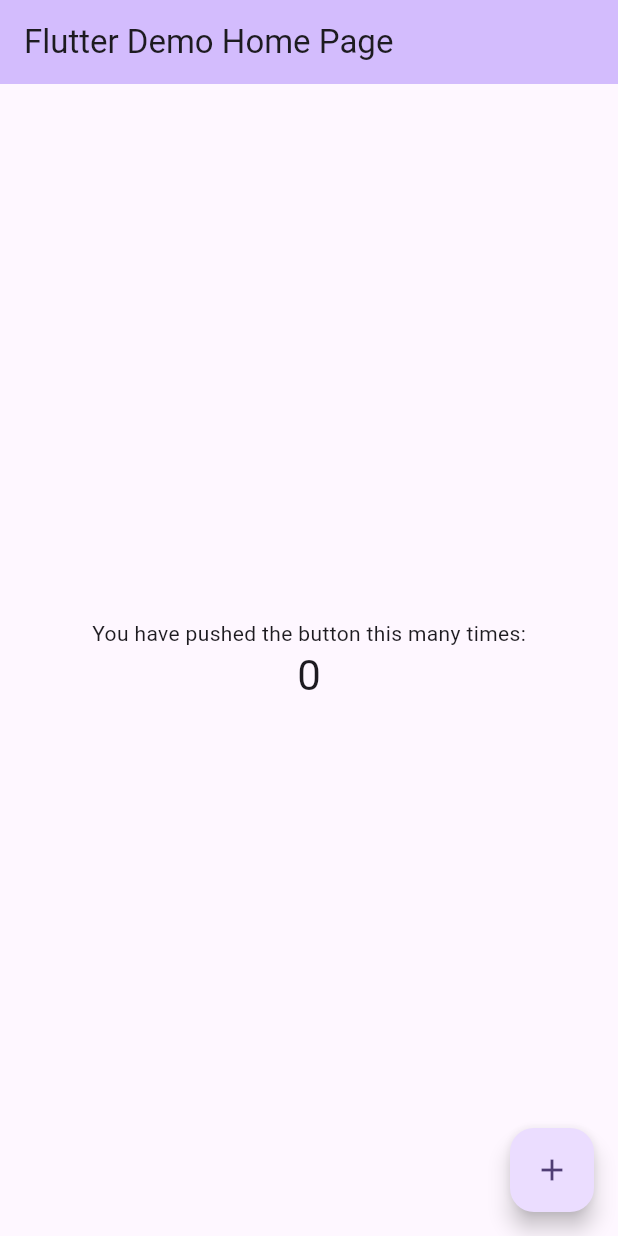
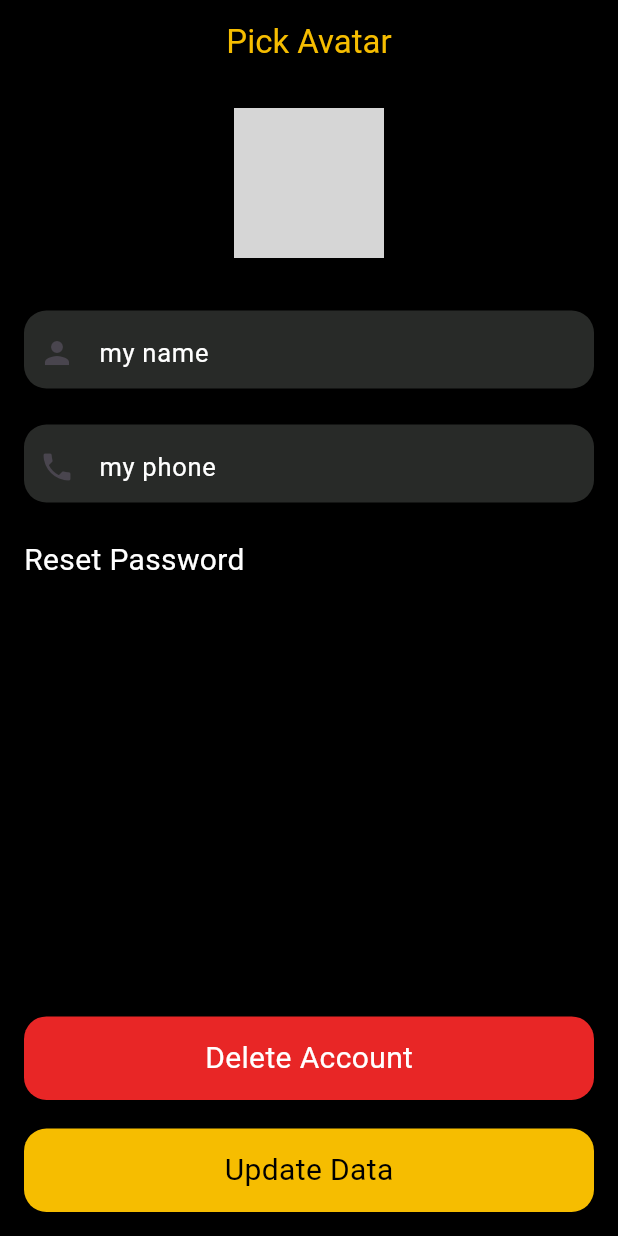
Before and after one commit to MohamedFayad33/movies, a Flutter app: the screen it shows after launch, on a phone screen of 412 x 824 dp. Run offline on Flutter 3.47's test engine with Material 3 defaults, Android fonts, the phone set to English and light mode, and no system bars; grey boxes are pictures that could not be loaded.

Commit message:
create updete profile  view

```diff
--- a/lib/main.dart
+++ b/lib/main.dart
@@ -1,4 +1,5 @@
 import 'package:flutter/material.dart';
+import 'package:movies_app/modules/profile/profile_view.dart';
 
 void main() {
   runApp(const MyApp());
@@ -30,7 +31,7 @@ class MyApp extends StatelessWidget {
         // tested with just a hot reload.
         colorScheme: ColorScheme.fromSeed(seedColor: Colors.deepPurple),
       ),
-      home: const MyHomePage(title: 'Flutter Demo Home Page'),
+      home: ProfileScreen(),
     );
   }
 }
--- /dev/null
+++ b/lib/modules/profile/profile_view.dart
@@ -0,0 +1,173 @@
+import 'package:flutter/material.dart';
+import 'package:movies_app/core/constant/assets/assets.dart';
+import 'package:movies_app/core/widgets/custom_text_form_field.dart';
+
+class ProfileScreen extends StatefulWidget {
+  const ProfileScreen({super.key});
+
+  @override
+  State<ProfileScreen> createState() => _ProfileScreenState();
+}
+
+class _ProfileScreenState extends State<ProfileScreen> {
+  int selectedAvatarIndex = 0;
+
+  final List<String> images = [
+    Assets.boyAvatar,
+    Assets.womanAvatar,
+    Assets.girlAvatar,
+    Assets.manAvatar,
+    Assets.avatar1,
+    Assets.avatar2,
+    Assets.avatar3,
+    Assets.avatar4,
+    Assets.avatar5,
+    Assets.avatar6,
+    Assets.avatar7,
+    Assets.avatar8,
+    Assets.avatar9,
+  ];
+
+  void _pickAvatar() {
+    showModalBottomSheet(
+      context: context,
+      backgroundColor: Colors.black,
+      shape: const RoundedRectangleBorder(
+        borderRadius: BorderRadius.vertical(top: Radius.circular(20)),
+      ),
+      builder: (context) {
+        return Padding(
+          padding: const EdgeInsets.all(16),
+          child: GridView.builder(
+            shrinkWrap: true,
+            itemCount: images.length,
+            gridDelegate: const SliverGridDelegateWithFixedCrossAxisCount(
+              crossAxisCount: 3,
+              crossAxisSpacing: 10,
+              mainAxisSpacing: 10,
+            ),
+            itemBuilder: (context, index) {
+              return GestureDetector(
+                onTap: () {
+                  setState(() {
+                    selectedAvatarIndex = index;
+                  });
+                  Navigator.pop(context);
+                },
+                child: Container(
+                  decoration: BoxDecoration(
+                    border: Border.all(
+                      color: selectedAvatarIndex == index
+                          ? Colors.yellow
+                          : Colors.transparent,
+                      width: 3,
+                    ),
+                    borderRadius: BorderRadius.circular(15),
+                  ),
+                  child: ClipRRect(
+                    borderRadius: BorderRadius.circular(10),
+                    child: Image.asset(images[index]),
+                  ),
+                ),
+              );
+            },
+          ),
+        );
+      },
+    );
+  }
+
+  @override
+  Widget build(BuildContext context) {
+    return Scaffold(
+      backgroundColor: Colors.black,
+      appBar: AppBar(
+        backgroundColor: Colors.black,
+        elevation: 0,
+        title: const Text(
+          "Pick Avatar",
+          style: TextStyle(color: Color(0xFFF6BD00)),
+        ),
+        centerTitle: true,
+      ),
+      body: Padding(
+        padding: const EdgeInsets.all(16),
+        child: Column(
+          crossAxisAlignment: CrossAxisAlignment.start,
+          children: [
+            Center(
+              child: InkWell(
+                onTap: _pickAvatar,
+                child: CircleAvatar(
+                  radius: 50,
+                  backgroundImage: AssetImage(images[selectedAvatarIndex]),
+                ),
+              ),
+            ),
+            const SizedBox(height: 35),
+
+            CustomTextFormField(
+              prefixIcon: Icon(Icons.person),
+              hintText: 'my name ',
+            ),
+            CustomTextFormField(
+              prefixIcon: Icon(Icons.phone),
+              hintText: 'my phone',
+            ),
+
+            const Text(
+              "Reset Password",
+              style: TextStyle(
+                color: Colors.white,
+                fontSize: 20,
+                fontWeight: FontWeight.w400,
+              ),
+            ),
+            const Spacer(),
+            InkWell(
+              onTap: () {},
+              child: Container(
+                height: 55.7,
+                decoration: BoxDecoration(
+                  color: const Color(0xFFE82626),
+                  borderRadius: BorderRadius.circular(15),
+                ),
+                child: const Center(
+                  child: Text(
+                    "Delete Account",
+                    style: TextStyle(
+                      color: Colors.white,
+                      fontSize: 20,
+                      fontWeight: FontWeight.w400,
+                    ),
+                  ),
+                ),
+              ),
+            ),
+            const SizedBox(height: 19),
+            InkWell(
+              onTap: () {},
+              child: Container(
+                height: 55.7,
+                decoration: BoxDecoration(
+                  color: const Color(0xFFF6BD00),
+                  borderRadius: BorderRadius.circular(15),
+                ),
+                child: const Center(
+                  child: Text(
+                    "Update Data",
+                    style: TextStyle(
+                      color: Colors.black,
+                      fontSize: 20,
+                      fontWeight: FontWeight.w400,
+                    ),
+                  ),
+                ),
+              ),
+            ),
+          ],
+        ),
+      ),
+    );
+  }
+}
```
